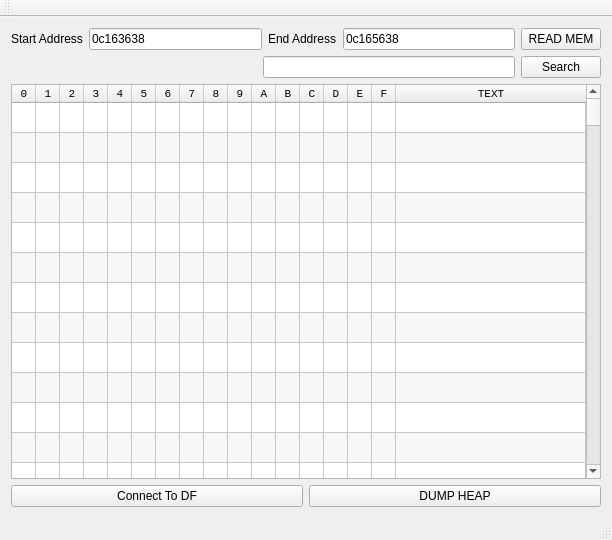
Before: the Qt Designer form ui/mainwindow.ui in Dwarf-Therapist/Dwarf-Therapist, drawn with Qt 5.
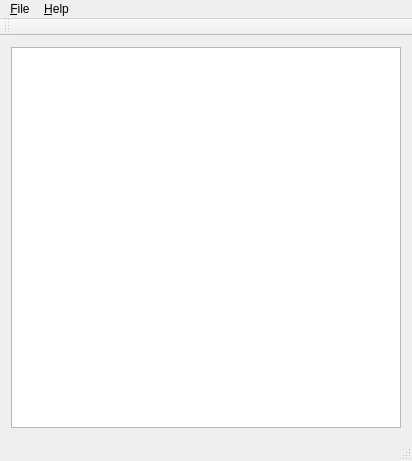
After: the same form once the commit is applied. Icons and pictures are not drawn.

Commit message: * started on a model for loading up dwarves  * got rid of most of the original hex exploring view in favor of a dwarf list  * also added some icons  * new permanent label widget for the status bar

What changed in the file:
```diff
--- a/ui/mainwindow.ui
+++ b/ui/mainwindow.ui
@@ -6,8 +6,8 @@
    <rect>
     <x>0</x>
     <y>0</y>
-    <width>612</width>
-    <height>540</height>
+    <width>412</width>
+    <height>461</height>
    </rect>
   </property>
   <property name="windowTitle">
@@ -16,1229 +16,24 @@
   <widget class="QWidget" name="centralWidget">
    <layout class="QVBoxLayout" name="verticalLayout">
     <item>
-     <layout class="QHBoxLayout" name="horizontalLayout_3">
-      <item>
-       <widget class="QLabel" name="label">
-        <property name="text">
-         <string>Start Address</string>
-        </property>
-        <property name="buddy">
-         <cstring>edit_s_address</cstring>
-        </property>
-       </widget>
-      </item>
-      <item>
-       <widget class="QLineEdit" name="edit_s_address">
-        <property name="inputMask">
-         <string>HHHHHHHH; </string>
-        </property>
-        <property name="text">
-         <string>0c163638</string>
-        </property>
-        <property name="alignment">
-         <set>Qt::AlignLeading|Qt::AlignLeft|Qt::AlignVCenter</set>
-        </property>
-       </widget>
-      </item>
-      <item>
-       <widget class="QLabel" name="label_2">
-        <property name="text">
-         <string>End Address</string>
-        </property>
-       </widget>
-      </item>
-      <item>
-       <widget class="QLineEdit" name="edit_e_address">
-        <property name="inputMask">
-         <string>HHHHHHHH; </string>
-        </property>
-        <property name="text">
-         <string>0c165638</string>
-        </property>
-        <property name="alignment">
-         <set>Qt::AlignLeading|Qt::AlignLeft|Qt::AlignVCenter</set>
-        </property>
-       </widget>
-      </item>
-      <item>
-       <widget class="QPushButton" name="btn_read">
-        <property name="text">
-         <string>READ MEM</string>
-        </property>
-       </widget>
-      </item>
-     </layout>
-    </item>
-    <item>
-     <layout class="QHBoxLayout" name="horizontalLayout">
-      <item>
-       <spacer name="horizontalSpacer">
-        <property name="orientation">
-         <enum>Qt::Horizontal</enum>
-        </property>
-        <property name="sizeHint" stdset="0">
-         <size>
-          <width>40</width>
-          <height>20</height>
-         </size>
-        </property>
-       </spacer>
-      </item>
-      <item>
-       <widget class="QLineEdit" name="edit_search"/>
-      </item>
-      <item>
-       <widget class="QPushButton" name="pushButton">
-        <property name="text">
-         <string>Search</string>
-        </property>
-       </widget>
-      </item>
-     </layout>
-    </item>
-    <item>
-     <widget class="QTableWidget" name="tbl_hex">
-      <property name="minimumSize">
-       <size>
-        <width>467</width>
-        <height>0</height>
-       </size>
-      </property>
-      <property name="font">
-       <font>
-        <family>Courier New</family>
-        <pointsize>8</pointsize>
-       </font>
-      </property>
-      <property name="editTriggers">
-       <set>QAbstractItemView::NoEditTriggers</set>
-      </property>
-      <property name="alternatingRowColors">
-       <bool>true</bool>
-      </property>
-      <property name="rowCount">
-       <number>1000</number>
-      </property>
-      <attribute name="horizontalHeaderDefaultSectionSize">
-       <number>24</number>
-      </attribute>
-      <attribute name="horizontalHeaderMinimumSectionSize">
-       <number>24</number>
-      </attribute>
-      <attribute name="horizontalHeaderStretchLastSection">
-       <bool>true</bool>
-      </attribute>
-      <attribute name="verticalHeaderVisible">
-       <bool>false</bool>
-      </attribute>
-      <row/>
-      <row/>
-      <row/>
-      <row/>
-      <row/>
-      <row/>
-      <row/>
-      <row/>
-      <row/>
-      <row/>
-      <row/>
-      <row/>
-      <row/>
-      <row/>
-      <row/>
-      <row/>
-      <row/>
-      <row/>
-      <row/>
-      <row/>
-      <row/>
-      <row/>
-      <row/>
-      <row/>
-      <row/>
-      <row/>
-      <row/>
-      <row/>
-      <row/>
-      <row/>
-      <row/>
-      <row/>
-      <row/>
-      <row/>
-      <row/>
-      <row/>
-      <row/>
-      <row/>
-      <row/>
-      <row/>
-      <row/>
-      <row/>
-      <row/>
-      <row/>
-      <row/>
-      <row/>
-      <row/>
-      <row/>
-      <row/>
-      <row/>
-      <row/>
-      <row/>
-      <row/>
-      <row/>
-      <row/>
-      <row/>
-      <row/>
-      <row/>
-      <row/>
-      <row/>
-      <row/>
-      <row/>
-      <row/>
-      <row/>
-      <row/>
-      <row/>
-      <row/>
-      <row/>
-      <row/>
-      <row/>
-      <row/>
-      <row/>
-      <row/>
-      <row/>
-      <row/>
-      <row/>
-      <row/>
-      <row/>
-      <row/>
-      <row/>
-      <row/>
-      <row/>
-      <row/>
-      <row/>
-      <row/>
-      <row/>
-      <row/>
-      <row/>
-      <row/>
-      <row/>
-      <row/>
-      <row/>
-      <row/>
-      <row/>
-      <row/>
-      <row/>
-      <row/>
-      <row/>
-      <row/>
-      <row/>
-      <row/>
-      <row/>
-      <row/>
-      <row/>
-      <row/>
-      <row/>
-      <row/>
-      <row/>
-      <row/>
-      <row/>
-      <row/>
-      <row/>
-      <row/>
-      <row/>
-      <row/>
-      <row/>
-      <row/>
-      <row/>
-      <row/>
-      <row/>
-      <row/>
-      <row/>
-      <row/>
-      <row/>
-      <row/>
-      <row/>
-      <row/>
-      <row/>
-      <row/>
-      <row/>
-      <row/>
-      <row/>
-      <row/>
-      <row/>
-      <row/>
-      <row/>
-      <row/>
-      <row/>
-      <row/>
-      <row/>
-      <row/>
-      <row/>
-      <row/>
-      <row/>
-      <row/>
-      <row/>
-      <row/>
-      <row/>
-      <row/>
-      <row/>
-      <row/>
-      <row/>
-      <row/>
-      <row/>
-      <row/>
-      <row/>
-      <row/>
-      <row/>
-      <row/>
-      <row/>
-      <row/>
-      <row/>
-      <row/>
-      <row/>
-      <row/>
-      <row/>
-      <row/>
-      <row/>
-      <row/>
-      <row/>
-      <row/>
-      <row/>
-      <row/>
-      <row/>
-      <row/>
-      <row/>
-      <row/>
-      <row/>
-      <row/>
-      <row/>
-      <row/>
-      <row/>
-      <row/>
-      <row/>
-      <row/>
-      <row/>
-      <row/>
-      <row/>
-      <row/>
-      <row/>
-      <row/>
-      <row/>
-      <row/>
-      <row/>
-      <row/>
-      <row/>
-      <row/>
-      <row/>
-      <row/>
-      <row/>
-      <row/>
-      <row/>
-      <row/>
-      <row/>
-      <row/>
-      <row/>
-      <row/>
-      <row/>
-      <row/>
-      <row/>
-      <row/>
-      <row/>
-      <row/>
-      <row/>
-      <row/>
-      <row/>
-      <row/>
-      <row/>
-      <row/>
-      <row/>
-      <row/>
-      <row/>
-      <row/>
-      <row/>
-      <row/>
-      <row/>
-      <row/>
-      <row/>
-      <row/>
-      <row/>
-      <row/>
-      <row/>
-      <row/>
-      <row/>
-      <row/>
-      <row/>
-      <row/>
-      <row/>
-      <row/>
-      <row/>
-      <row/>
-      <row/>
-      <row/>
-      <row/>
-      <row/>
-      <row/>
-      <row/>
-      <row/>
-      <row/>
-      <row/>
-      <row/>
-      <row/>
-      <row/>
-      <row/>
-      <row/>
-      <row/>
-      <row/>
-      <row/>
-      <row/>
-      <row/>
-      <row/>
-      <row/>
-      <row/>
-      <row/>
-      <row/>
-      <row/>
-      <row/>
-      <row/>
-      <row/>
-      <row/>
-      <row/>
-      <row/>
-      <row/>
-      <row/>
-      <row/>
-      <row/>
-      <row/>
-      <row/>
-      <row/>
-      <row/>
-      <row/>
-      <row/>
-      <row/>
-      <row/>
-      <row/>
-      <row/>
-      <row/>
-      <row/>
-      <row/>
-      <row/>
-      <row/>
-      <row/>
-      <row/>
-      <row/>
-      <row/>
-      <row/>
-      <row/>
-      <row/>
-      <row/>
-      <row/>
-      <row/>
-      <row/>
-      <row/>
-      <row/>
-      <row/>
-      <row/>
-      <row/>
-      <row/>
-      <row/>
-      <row/>
-      <row/>
-      <row/>
-      <row/>
-      <row/>
-      <row/>
-      <row/>
-      <row/>
-      <row/>
-      <row/>
-      <row/>
-      <row/>
-      <row/>
-      <row/>
-      <row/>
-      <row/>
-      <row/>
-      <row/>
-      <row/>
-      <row/>
-      <row/>
-      <row/>
-      <row/>
-      <row/>
-      <row/>
-      <row/>
-      <row/>
-      <row/>
-      <row/>
-      <row/>
-      <row/>
-      <row/>
-      <row/>
-      <row/>
-      <row/>
-      <row/>
-      <row/>
-      <row/>
-      <row/>
-      <row/>
-      <row/>
-      <row/>
-      <row/>
-      <row/>
-      <row/>
-      <row/>
-      <row/>
-      <row/>
-      <row/>
-      <row/>
-      <row/>
-      <row/>
-      <row/>
-      <row/>
-      <row/>
-      <row/>
-      <row/>
-      <row/>
-      <row/>
-      <row/>
-      <row/>
-      <row/>
-      <row/>
-      <row/>
-      <row/>
-      <row/>
-      <row/>
-      <row/>
-      <row/>
-      <row/>
-      <row/>
-      <row/>
-      <row/>
-      <row/>
-      <row/>
-      <row/>
-      <row/>
-      <row/>
-      <row/>
-      <row/>
-      <row/>
-      <row/>
-      <row/>
-      <row/>
-      <row/>
-      <row/>
-      <row/>
-      <row/>
-      <row/>
-      <row/>
-      <row/>
-      <row/>
-      <row/>
-      <row/>
-      <row/>
-      <row/>
-      <row/>
-      <row/>
-      <row/>
-      <row/>
-      <row/>
-      <row/>
-      <row/>
-      <row/>
-      <row/>
-      <row/>
-      <row/>
-      <row/>
-      <row/>
-      <row/>
-      <row/>
-      <row/>
-      <row/>
-      <row/>
-      <row/>
-      <row/>
-      <row/>
-      <row/>
-      <row/>
-      <row/>
-      <row/>
-      <row/>
-      <row/>
-      <row/>
-      <row/>
-      <row/>
-      <row/>
-      <row/>
-      <row/>
-      <row/>
-      <row/>
-      <row/>
-      <row/>
-      <row/>
-      <row/>
-      <row/>
-      <row/>
-      <row/>
-      <row/>
-      <row/>
-      <row/>
-      <row/>
-      <row/>
-      <row/>
-      <row/>
-      <row/>
-      <row/>
-      <row/>
-      <row/>
-      <row/>
-      <row/>
-      <row/>
-      <row/>
-      <row/>
-      <row/>
-      <row/>
-      <row/>
-      <row/>
-      <row/>
-      <row/>
-      <row/>
-      <row/>
-      <row/>
-      <row/>
-      <row/>
-      <row/>
-      <row/>
-      <row/>
-      <row/>
-      <row/>
-      <row/>
-      <row/>
-      <row/>
-      <row/>
-      <row/>
-      <row/>
-      <row/>
-      <row/>
-      <row/>
-      <row/>
-      <row/>
-      <row/>
-      <row/>
-      <row/>
-      <row/>
-      <row/>
-      <row/>
-      <row/>
-      <row/>
-      <row/>
-      <row/>
-      <row/>
-      <row/>
-      <row/>
-      <row/>
-      <row/>
-      <row/>
-      <row/>
-      <row/>
-      <row/>
-      <row/>
-      <row/>
-      <row/>
-      <row/>
-      <row/>
-      <row/>
-      <row/>
-      <row/>
-      <row/>
-      <row/>
-      <row/>
-      <row/>
-      <row/>
-      <row/>
-      <row/>
-      <row/>
-      <row/>
-      <row/>
-      <row/>
-      <row/>
-      <row/>
-      <row/>
-      <row/>
-      <row/>
-      <row/>
-      <row/>
-      <row/>
-      <row/>
-      <row/>
-      <row/>
-      <row/>
-      <row/>
-      <row/>
-      <row/>
-      <row/>
-      <row/>
-      <row/>
-      <row/>
-      <row/>
-      <row/>
-      <row/>
-      <row/>
-      <row/>
-      <row/>
-      <row/>
-      <row/>
-      <row/>
-      <row/>
-      <row/>
-      <row/>
-      <row/>
-      <row/>
-      <row/>
-      <row/>
-      <row/>
-      <row/>
-      <row/>
-      <row/>
-      <row/>
-      <row/>
-      <row/>
-      <row/>
-      <row/>
-      <row/>
-      <row/>
-      <row/>
-      <row/>
-      <row/>
-      <row/>
-      <row/>
-      <row/>
-      <row/>
-      <row/>
-      <row/>
-      <row/>
-      <row/>
-      <row/>
-      <row/>
-      <row/>
-      <row/>
-      <row/>
-      <row/>
-      <row/>
-      <row/>
-      <row/>
-      <row/>
-      <row/>
-      <row/>
-      <row/>
-      <row/>
-      <row/>
-      <row/>
-      <row/>
-      <row/>
-      <row/>
-      <row/>
-      <row/>
-      <row/>
-      <row/>
-      <row/>
-      <row/>
-      <row/>
-      <row/>
-      <row/>
-      <row/>
-      <row/>
-      <row/>
-      <row/>
-      <row/>
-      <row/>
-      <row/>
-      <row/>
-      <row/>
-      <row/>
-      <row/>
-      <row/>
-      <row/>
-      <row/>
-      <row/>
-      <row/>
-      <row/>
-      <row/>
-      <row/>
-      <row/>
-      <row/>
-      <row/>
-      <row/>
-      <row/>
-      <row/>
-      <row/>
-      <row/>
-      <row/>
-      <row/>
-      <row/>
-      <row/>
-      <row/>
-      <row/>
-      <row/>
-      <row/>
-      <row/>
-      <row/>
-      <row/>
-      <row/>
-      <row/>
-      <row/>
-      <row/>
-      <row/>
-      <row/>
-      <row/>
-      <row/>
-      <row/>
-      <row/>
-      <row/>
-      <row/>
-      <row/>
-      <row/>
-      <row/>
-      <row/>
-      <row/>
-      <row/>
-      <row/>
-      <row/>
-      <row/>
-      <row/>
-      <row/>
-      <row/>
-      <row/>
-      <row/>
-      <row/>
-      <row/>
-      <row/>
-      <row/>
-      <row/>
-      <row/>
-      <row/>
-      <row/>
-      <row/>
-      <row/>
-      <row/>
-      <row/>
-      <row/>
-      <row/>
-      <row/>
-      <row/>
-      <row/>
-      <row/>
-      <row/>
-      <row/>
-      <row/>
-      <row/>
-      <row/>
-      <row/>
-      <row/>
-      <row/>
-      <row/>
-      <row/>
-      <row/>
-      <row/>
-      <row/>
-      <row/>
-      <row/>
-      <row/>
-      <row/>
-      <row/>
-      <row/>
-      <row/>
-      <row/>
-      <row/>
-      <row/>
-      <row/>
-      <row/>
-      <row/>
-      <row/>
-      <row/>
-      <row/>
-      <row/>
-      <row/>
-      <row/>
-      <row/>
-      <row/>
-      <row/>
-      <row/>
-      <row/>
-      <row/>
-      <row/>
-      <row/>
-      <row/>
-      <row/>
-      <row/>
-      <row/>
-      <row/>
-      <row/>
-      <row/>
-      <row/>
-      <row/>
-      <row/>
-      <row/>
-      <row/>
-      <row/>
-      <row/>
-      <row/>
-      <row/>
-      <row/>
-      <row/>
-      <row/>
-      <row/>
-      <row/>
-      <row/>
-      <row/>
-      <row/>
-      <row/>
-      <row/>
-      <row/>
-      <row/>
-      <row/>
-      <row/>
-      <row/>
-      <row/>
-      <row/>
-      <row/>
-      <row/>
-      <row/>
-      <row/>
-      <row/>
-      <row/>
-      <row/>
-      <row/>
-      <row/>
-      <row/>
-      <row/>
-      <row/>
-      <row/>
-      <row/>
-      <row/>
-      <row/>
-      <row/>
-      <row/>
-      <row/>
-      <row/>
-      <row/>
-      <row/>
-      <row/>
-      <row/>
-      <row/>
-      <row/>
-      <row/>
-      <row/>
-      <row/>
-      <row/>
-      <row/>
-      <row/>
-      <row/>
-      <row/>
-      <row/>
-      <row/>
-      <row/>
-      <row/>
-      <row/>
-      <row/>
-      <row/>
-      <row/>
-      <row/>
-      <row/>
-      <row/>
-      <row/>
-      <row/>
-      <row/>
-      <row/>
-      <row/>
-      <row/>
-      <row/>
-      <row/>
-      <row/>
-      <row/>
-      <row/>
-      <row/>
-      <row/>
-      <row/>
-      <row/>
-      <row/>
-      <row/>
-      <row/>
-      <row/>
-      <row/>
-      <row/>
-      <row/>
-      <row/>
-      <row/>
-      <row/>
-      <row/>
-      <row/>
-      <row/>
-      <row/>
-      <row/>
-      <row/>
-      <row/>
-      <row/>
-      <row/>
-      <row/>
-      <row/>
-      <row/>
-      <row/>
-      <row/>
-      <row/>
-      <row/>
-      <row/>
-      <row/>
-      <row/>
-      <row/>
-      <row/>
-      <row/>
-      <row/>
-      <row/>
-      <row/>
-      <row/>
-      <row/>
-      <row/>
-      <row/>
-      <row/>
-      <row/>
-      <row/>
-      <row/>
-      <row/>
-      <row/>
-      <row/>
-      <row/>
-      <row/>
-      <row/>
-      <row/>
-      <row/>
-      <row/>
-      <row/>
-      <row/>
-      <row/>
-      <row/>
-      <row/>
-      <row/>
-      <row/>
-      <row/>
-      <row/>
-      <row/>
-      <row/>
-      <row/>
-      <row/>
-      <row/>
-      <row/>
-      <row/>
-      <row/>
-      <row/>
-      <row/>
-      <row/>
-      <row/>
-      <row/>
-      <row/>
-      <row/>
-      <row/>
-      <row/>
-      <row/>
-      <row/>
-      <row/>
-      <row/>
-      <row/>
-      <row/>
-      <row/>
-      <row/>
-      <row/>
-      <row/>
-      <row/>
-      <row/>
-      <row/>
-      <row/>
-      <row/>
-      <row/>
-      <row/>
-      <row/>
-      <row/>
-      <row/>
-      <row/>
-      <row/>
-      <row/>
-      <row/>
-      <row/>
-      <row/>
-      <row/>
-      <row/>
-      <row/>
-      <row/>
-      <row/>
-      <row/>
-      <row/>
-      <row/>
-      <row/>
-      <row/>
-      <row/>
-      <row/>
-      <row/>
-      <row/>
-      <row/>
-      <row/>
-      <row/>
-      <row/>
-      <row/>
-      <row/>
-      <row/>
-      <row/>
-      <row/>
-      <row/>
-      <row/>
-      <row/>
-      <row/>
-      <row/>
-      <row/>
-      <row/>
-      <row/>
-      <row/>
-      <row/>
-      <row/>
-      <row/>
-      <row/>
-      <row/>
-      <row/>
-      <row/>
-      <row/>
-      <row/>
-      <row/>
-      <row/>
-      <row/>
-      <row/>
-      <row/>
-      <row/>
-      <row/>
-      <row/>
-      <row/>
-      <row/>
-      <row/>
-      <row/>
-      <row/>
-      <row/>
-      <row/>
-      <row/>
-      <row/>
-      <row/>
-      <row/>
-      <row/>
-      <row/>
-      <row/>
-      <row/>
-      <row/>
-      <row/>
-      <row/>
-      <row/>
-      <column>
-       <property name="text">
-        <string>0</string>
-       </property>
-      </column>
-      <column>
-       <property name="text">
-        <string>1</string>
-       </property>
-      </column>
-      <column>
-       <property name="text">
-        <string>2</string>
-       </property>
-      </column>
-      <column>
-       <property name="text">
-        <string>3</string>
-       </property>
-      </column>
-      <column>
-       <property name="text">
-        <string>4</string>
-       </property>
-      </column>
-      <column>
-       <property name="text">
-        <string>5</string>
-       </property>
-      </column>
-      <column>
-       <property name="text">
-        <string>6</string>
-       </property>
-      </column>
-      <column>
-       <property name="text">
-        <string>7</string>
-       </property>
-      </column>
-      <column>
-       <property name="text">
-        <string>8</string>
-       </property>
-      </column>
-      <column>
-       <property name="text">
-        <string>9</string>
-       </property>
-      </column>
-      <column>
-       <property name="text">
-        <string>A</string>
-       </property>
-      </column>
-      <column>
-       <property name="text">
-        <string>B</string>
-       </property>
-      </column>
-      <column>
-       <property name="text">
-        <string>C</string>
-       </property>
-      </column>
-      <column>
-       <property name="text">
-        <string>D</string>
-       </property>
-      </column>
-      <column>
-       <property name="text">
-        <string>E</string>
-       </property>
-      </column>
-      <column>
-       <property name="text">
-        <string>F</string>
-       </property>
-      </column>
-      <column>
-       <property name="text">
-        <string>TEXT</string>
-       </property>
-      </column>
+     <widget class="QTableView" name="tbl_main">
+      <property name="selectionMode">
+       <enum>QAbstractItemView::SingleSelection</enum>
+      </property>
+      <property name="selectionBehavior">
+       <enum>QAbstractItemView::SelectRows</enum>
+      </property>
+      <property name="sortingEnabled">
+       <bool>false</bool>
+      </property>
+      <attribute name="verticalHeaderVisible">
+       <bool>false</bool>
+      </attribute>
+      <attribute name="verticalHeaderVisible">
+       <bool>false</bool>
+      </attribute>
      </widget>
     </item>
-    <item>
-     <layout class="QHBoxLayout" name="horizontalLayout_2">
-      <item>
-       <widget class="QPushButton" name="btn_connect">
-        <property name="text">
-         <string>Connect To DF</string>
-        </property>
-       </widget>
-      </item>
-      <item>
-       <widget class="QPushButton" name="btn_dump">
-        <property name="enabled">
-         <bool>true</bool>
-        </property>
-        <property name="text">
-         <string>DUMP HEAP</string>
-        </property>
-       </widget>
-      </item>
-     </layout>
-    </item>
    </layout>
   </widget>
   <widget class="QMenuBar" name="menuBar">
@@ -1246,10 +41,27 @@
     <rect>
      <x>0</x>
      <y>0</y>
-     <width>612</width>
+     <width>412</width>
      <height>22</height>
     </rect>
    </property>
+   <widget class="QMenu" name="menu_File">
+    <property name="title">
+     <string>&amp;File</string>
+    </property>
+    <addaction name="act_connect_to_DF"/>
+    <addaction name="act_read_dwarves"/>
+    <addaction name="separator"/>
+    <addaction name="act_exit"/>
+   </widget>
+   <widget class="QMenu" name="menu_Help">
+    <property name="title">
+     <string>&amp;Help</string>
+    </property>
+    <addaction name="act_about"/>
+   </widget>
+   <addaction name="menu_File"/>
+   <addaction name="menu_Help"/>
   </widget>
   <widget class="QToolBar" name="mainToolBar">
    <attribute name="toolBarArea">
```
Left out of the diff: 144 changed lines with no effect on the pictures. The commit also changes 15 other files.
